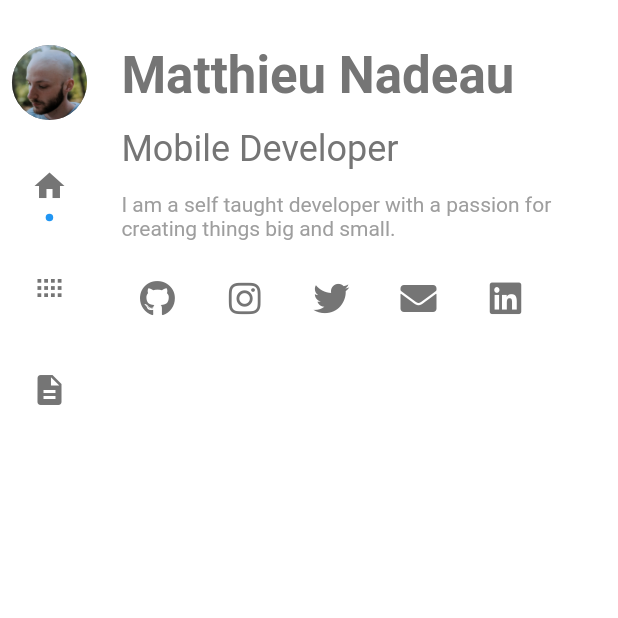
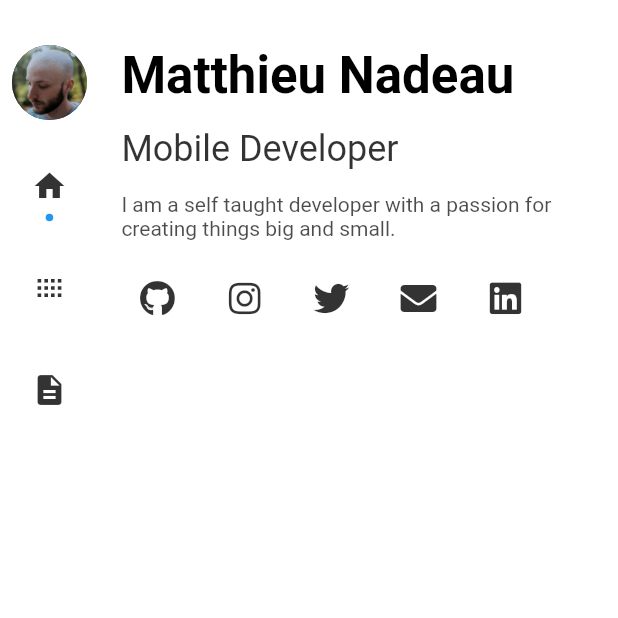
Before and after one commit to MatthieuNadeau96/flutter_portfolio, a Flutter app: the screen it shows after launch, on a phone screen of 412 x 824 dp, the top half of it. Run offline on Flutter 3.47's test engine with Material 2 defaults, Android fonts, the light colour scheme and no system bars; our stand-ins replace carousel_slider, flutter_bloc, font_awesome_flutter, timeline_tile.

Commit message:
Removed grey colors to replace with black

```diff
--- a/lib/main.dart
+++ b/lib/main.dart
@@ -16,31 +16,31 @@ class MyApp extends StatelessWidget {
       title: 'Flutter Demo',
       debugShowCheckedModeBanner: false,
       theme: ThemeData(
-          primarySwatch: Colors.blue,
+          primaryColor: Colors.blue,
+          primaryColorDark: Colors.black,
           visualDensity: VisualDensity.adaptivePlatformDensity,
           canvasColor: Colors.white,
+          accentColor: Color(0xffEEC271),
           textTheme: TextTheme(
             headline3: TextStyle(
-                fontSize: 34,
-                color: Colors.grey[600],
-                fontWeight: FontWeight.bold),
+                fontSize: 34, color: Colors.black, fontWeight: FontWeight.bold),
             headline4: TextStyle(
               fontSize: 24,
-              color: Colors.grey[600],
+              color: Colors.black.withOpacity(0.8),
             ),
             headline5: TextStyle(
               fontSize: 16,
               fontWeight: FontWeight.w500,
-              color: Colors.grey[500],
+              color: Colors.black.withOpacity(0.8),
             ),
             bodyText1: TextStyle(
               fontSize: 14,
               fontWeight: FontWeight.w400,
-              color: Colors.grey[500], //#868786
+              color: Colors.black.withOpacity(0.7), //#868786
             ),
           ),
           iconTheme: IconThemeData(
-            color: Colors.grey[600],
+            color: Colors.black.withOpacity(0.8),
           )),
       home: MainHomeScreen(),
     );
--- a/lib/repository/repository.dart
+++ b/lib/repository/repository.dart
@@ -90,7 +90,7 @@ List<ProjectModel> getProjects() {
       development:
           'This project help me grasp the concept of BLoC state management, as well as fetching APIs, with Dart & Flutter.',
       tools: ['Flutter', 'Dart', 'TMDb'],
-      linkToLive: 'https://movie-theater-ebe44.web.app/#/',
+      linkToLive: 'https://matthieunadeau-movie-theater.netlify.app/#/',
       linkToCode: 'https://github.com/MatthieuNadeau96/movie_theater',
     ),
     ProjectModel(
```
Also changed, not shown: lib/widgets/timeline.dart (+14 -3 lines).
